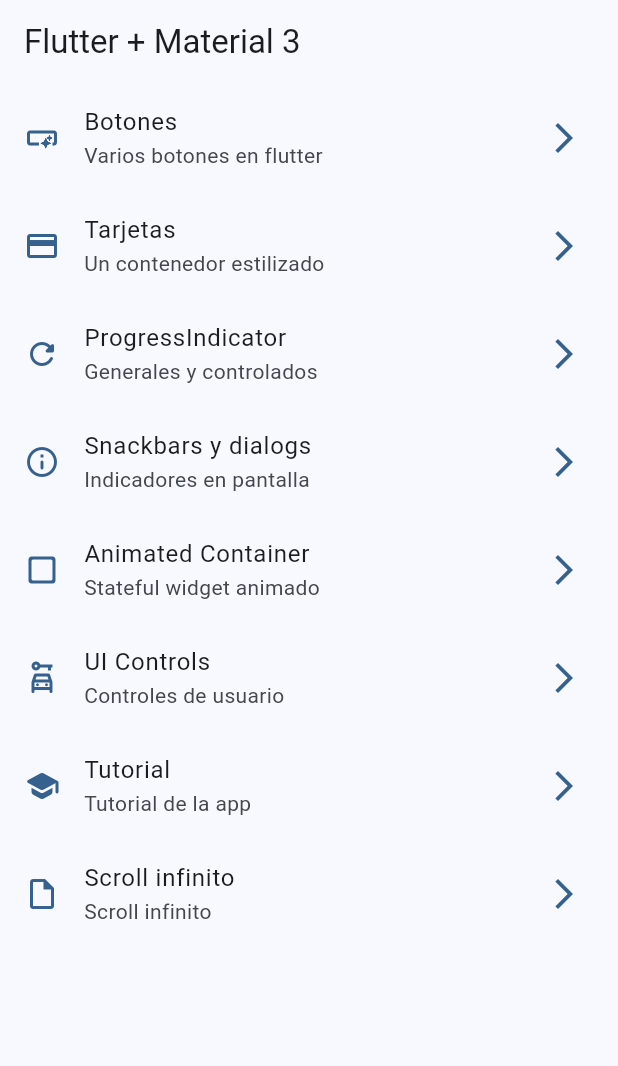
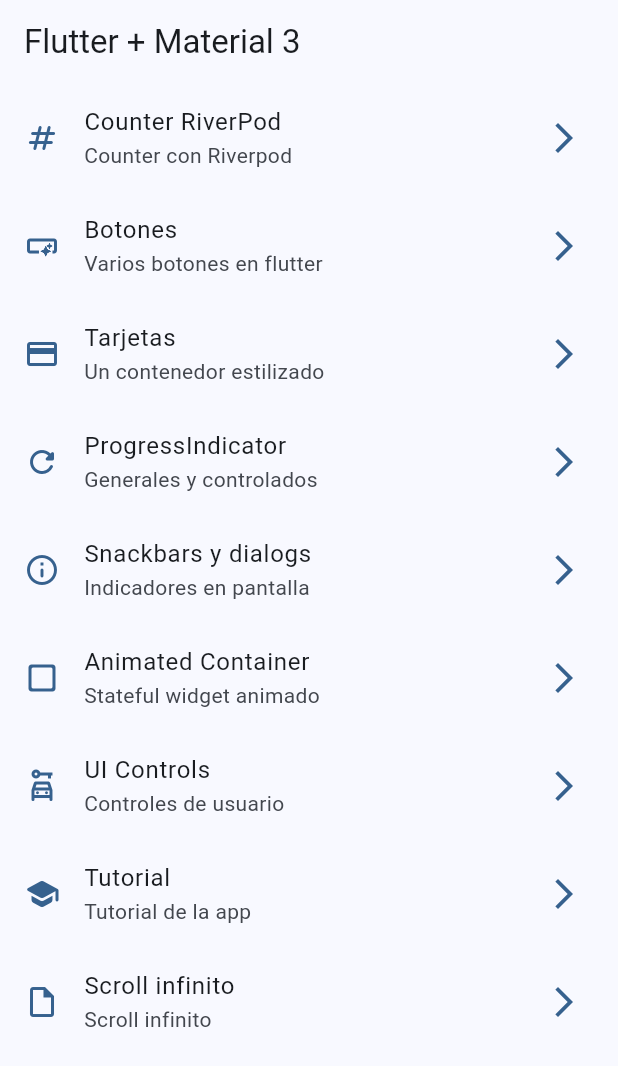
Before and after one commit to jadrdev/widgets_app, a Flutter app: the screen it shows after launch, on a phone screen of 412 x 824 dp. Shown: the top 1066 px of the screen. Run offline on Flutter 3.47's test engine with Material 2 defaults, Android fonts, the phone set to English and light mode, and no system bars; our stand-ins replace animate_do, flutter_riverpod, go_router.

Commit message:
Add RivePod

```diff
--- a/lib/config/menu/menu_items.dart
+++ b/lib/config/menu/menu_items.dart
@@ -14,6 +14,11 @@ class MenuItems {
 }
 
 const appMenuItems = <MenuItems>[
+   MenuItems(
+      title: 'Counter RiverPod',
+      subtitle: 'Counter con Riverpod',
+      link: '/counter',
+      icon: Icons.numbers_rounded),
   MenuItems(
       title: 'Botones',
       subtitle: 'Varios botones en flutter',
@@ -54,4 +59,5 @@ const appMenuItems = <MenuItems>[
       subtitle: 'Scroll infinito',
       link: '/infinite',
       icon: Icons.insert_drive_file_outlined),
+
 ];
--- a/lib/config/router/app_router.dart
+++ b/lib/config/router/app_router.dart
@@ -1,4 +1,5 @@
 import 'package:go_router/go_router.dart';
+import 'package:widgets_app/presentation/screens/counter/counter.dart';
 import '../../presentation/screens/screens.dart';
 
 // GoRouter configuration
@@ -50,5 +51,11 @@ final appRouter = GoRouter(
       name: InfiniteScrollScreen.name,
       builder: (context, state) => const InfiniteScrollScreen(),
     ),
+
+    GoRoute(
+      path: '/counter',
+      name: CounterPage.name,
+      builder: (context, state) => const CounterPage(),
+    ),
   ],
 );
--- a/lib/main.dart
+++ b/lib/main.dart
@@ -1,9 +1,13 @@
 import 'package:flutter/material.dart';
+import 'package:flutter_riverpod/flutter_riverpod.dart';
 import 'package:widgets_app/config/router/app_router.dart';
 import 'package:widgets_app/config/theme/app_theme.dart';
 
 void main() {
-  runApp(const MainApp());
+  runApp(
+    const ProviderScope(
+    child:  MainApp())
+    );
 }
 
 class MainApp extends StatelessWidget {
--- /dev/null
+++ b/lib/presentation/providers/counter_provider.dart
@@ -0,0 +1,3 @@
+import 'package:flutter_riverpod/flutter_riverpod.dart';
+
+final counterProvider = StateProvider((ref) => 5);
--- a/lib/presentation/screens/screens.dart
+++ b/lib/presentation/screens/screens.dart
@@ -7,3 +7,4 @@ export 'package:widgets_app/presentation/screens/animated/animated_screen.dart';
 export 'package:widgets_app/presentation/screens/buttons/buttons_screen.dart';
 export 'package:widgets_app/presentation/screens/cards/cards_screen.dart';
 export 'package:widgets_app/presentation/screens/home/home_screen.dart';
+export 'package:widgets_app/presentation/screens/counter/counter.dart';
--- a/pubspec.yaml
+++ b/pubspec.yaml
@@ -10,10 +10,11 @@ dependencies:
   animate_do: ^3.0.2
   flutter:
     sdk: flutter
+  flutter_riverpod: ^2.3.9
   go_router: ^9.0.3
 
 dev_dependencies:
-  flutter_lints: ^2.0.0
+  flutter_lints: ^2.0.2
   flutter_test:
     sdk: flutter
 
```
Also changed, not shown: lib/presentation/providers/theme_provider.dart (added, +10 -0 lines), lib/presentation/screens/counter/counter.dart (added, +32 -0 lines), pubspec.lock.
